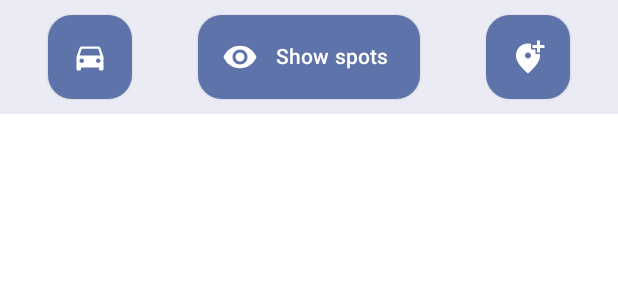
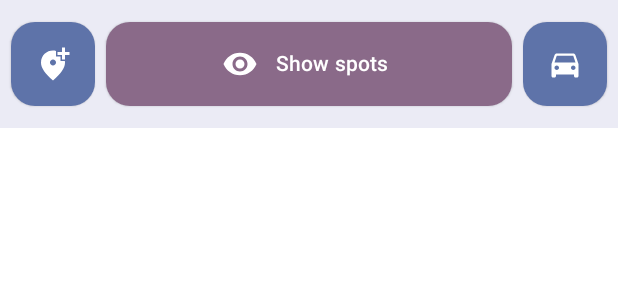
Before and after one commit to rndevelo/Ultimate, an Android app built with Jetpack Compose: the @Preview function BottomBarContentPreview, on a phone screen of 412 x 824 dp. Shown: the top 300 px of the screen. Run offline under Robolectric (Android 15) with nearby library versions, the phone set to English and light mode, and no system bars.

Commit message:
Fix BottomBarContent.kt

```diff
--- a/app/src/main/java/com/rndeveloper/ultimate/ui/screens/home/HomeViewModel.kt
+++ b/app/src/main/java/com/rndeveloper/ultimate/ui/screens/home/HomeViewModel.kt
@@ -170,16 +170,16 @@ class HomeViewModel @Inject constructor(
 
 
     //    GET SPOTS
-    fun onGetSpots(
+    private fun onGetSpots(
         position: Position,
         directions: Directions = _directionsState.value.directions
     ) = viewModelScope.launch {
 
-        _locationState.value.let { locPosition ->
+        _locationState.value.location?.let { locPosition ->
             spotsUseCases.getSpotsUseCase(
                 Triple(
                     position,
-                    locPosition.location!!,
+                    locPosition,
                     directions
                 )
             ).collectLatest { newSpotsUiState ->
--- a/app/src/main/java/com/rndeveloper/ultimate/ui/screens/home/components/BottomBarContent.kt
+++ b/app/src/main/java/com/rndeveloper/ultimate/ui/screens/home/components/BottomBarContent.kt
@@ -12,13 +12,16 @@ import androidx.compose.material3.ExperimentalMaterial3Api
 import androidx.compose.material3.ExtendedFloatingActionButton
 import androidx.compose.material3.FloatingActionButtonDefaults
 import androidx.compose.material3.Icon
+import androidx.compose.material3.MaterialTheme
 import androidx.compose.material3.Surface
 import androidx.compose.material3.Text
 import androidx.compose.runtime.Composable
 import androidx.compose.ui.Alignment
 import androidx.compose.ui.Modifier
+import androidx.compose.ui.res.stringResource
 import androidx.compose.ui.tooling.preview.Preview
 import androidx.compose.ui.unit.dp
+import com.rndeveloper.ultimate.R
 import com.rndeveloper.ultimate.extensions.toTime
 import com.rndeveloper.ultimate.ui.screens.home.HomeUiContainerState
 import com.rndeveloper.ultimate.ui.screens.home.ScreenState
@@ -37,37 +40,43 @@ fun BottomBarContent(
 
     Surface(tonalElevation = 2.dp) {
         Row(
-            modifier = modifier.fillMaxWidth().padding(10.dp),
-            horizontalArrangement = Arrangement.SpaceAround,
+            modifier = modifier
+                .fillMaxWidth()
+                .padding(7.dp),
+            horizontalArrangement = Arrangement.SpaceBetween,
             verticalAlignment = Alignment.CenterVertically
         ) {
             ExtendedFloatingActionButton(
-                text = { Text(text = "Park your car") },
+                text = { Text(text = stringResource(R.string.home_text_add_spot)) },
                 icon = {
                     Icon(
-                        imageVector = Icons.Default.DirectionsCar,
-                        contentDescription = Icons.Default.DirectionsCar.toString(),
+                        imageVector = Icons.Default.AddLocationAlt,
+                        contentDescription = Icons.Default.AddLocationAlt.toString(),
                     )
                 },
                 onClick = {
                     when (rememberHomeUiContainerState.screenState) {
-                        ScreenState.PARKMYCAR -> {
+                        ScreenState.ADDSPOT -> {
                             onSet()
                             rememberHomeUiContainerState.onScreenState(ScreenState.MAIN)
                         }
 
                         else -> {
-                            rememberHomeUiContainerState.onScreenState(ScreenState.PARKMYCAR)
+                            rememberHomeUiContainerState.onScreenState(ScreenState.ADDSPOT)
                         }
                     }
                 },
-                expanded = rememberHomeUiContainerState.screenState == ScreenState.PARKMYCAR,
+                modifier = if (rememberHomeUiContainerState.screenState == ScreenState.ADDSPOT) modifier.weight(1f) else modifier,
+                expanded = rememberHomeUiContainerState.screenState == ScreenState.ADDSPOT,
+                containerColor = when (rememberHomeUiContainerState.screenState) {
+                    ScreenState.ADDSPOT -> MaterialTheme.colorScheme.tertiaryContainer
+                    else -> MaterialTheme.colorScheme.primaryContainer
+                },
                 elevation = FloatingActionButtonDefaults.elevation(1.dp)
             )
 
-
             ExtendedFloatingActionButton(
-                text = { Text(text = "Show spots") },
+                text = { Text(text = stringResource(R.string.home_text_show_spots)) },
                 icon = {
                     if (uiElapsedTimeState <= Constants.DEFAULT_ELAPSED_TIME) {
                         Icon(
@@ -89,33 +98,46 @@ fun BottomBarContent(
                         }
                     }
                 },
+                modifier = if (rememberHomeUiContainerState.screenState == ScreenState.MAIN && Constants.DEFAULT_ELAPSED_TIME <= uiElapsedTimeState) modifier
+                    .padding(7.dp)
+                    .weight(1f) else modifier.padding(7.dp),
                 expanded = rememberHomeUiContainerState.screenState == ScreenState.MAIN && uiElapsedTimeState <= Constants.DEFAULT_ELAPSED_TIME,
+                containerColor = when (rememberHomeUiContainerState.screenState) {
+                    ScreenState.MAIN -> MaterialTheme.colorScheme.tertiaryContainer
+                    else -> MaterialTheme.colorScheme.primaryContainer
+                },
                 elevation = FloatingActionButtonDefaults.elevation(1.dp)
             )
 
             ExtendedFloatingActionButton(
-                text = { Text(text = "Add spot") },
+                text = { Text(text = stringResource(R.string.home_text_park_your_car)) },
                 icon = {
                     Icon(
-                        imageVector = Icons.Default.AddLocationAlt,
-                        contentDescription = Icons.Default.AddLocationAlt.toString(),
+                        imageVector = Icons.Default.DirectionsCar,
+                        contentDescription = Icons.Default.DirectionsCar.toString(),
                     )
                 },
                 onClick = {
                     when (rememberHomeUiContainerState.screenState) {
-                        ScreenState.ADDSPOT -> {
+                        ScreenState.PARKMYCAR -> {
                             onSet()
                             rememberHomeUiContainerState.onScreenState(ScreenState.MAIN)
                         }
 
                         else -> {
-                            rememberHomeUiContainerState.onScreenState(ScreenState.ADDSPOT)
+                            rememberHomeUiContainerState.onScreenState(ScreenState.PARKMYCAR)
                         }
                     }
                 },
-                expanded = rememberHomeUiContainerState.screenState == ScreenState.ADDSPOT,
+                modifier = if (rememberHomeUiContainerState.screenState == ScreenState.PARKMYCAR) modifier.weight(1f) else modifier,
+                expanded = rememberHomeUiContainerState.screenState == ScreenState.PARKMYCAR,
+                containerColor = when (rememberHomeUiContainerState.screenState) {
+                    ScreenState.PARKMYCAR -> MaterialTheme.colorScheme.tertiaryContainer
+                    else -> MaterialTheme.colorScheme.primaryContainer
+                },
                 elevation = FloatingActionButtonDefaults.elevation(1.dp)
             )
+
         }
     }
 }
--- a/app/src/main/res/values/strings.xml
+++ b/app/src/main/res/values/strings.xml
@@ -25,6 +25,9 @@
     <string name="home_text_unknow_location">Ubicación desconocida</string>
     <string name="home_text_your_parked_car">Your parked car</string>
     <string name="home_text_not_park_car">Not park car</string>
+    <string name="home_text_add_spot">Add spot</string>
+    <string name="home_text_show_spots">Show spots</string>
+    <string name="home_text_park_your_car">Park your car</string>
 
 
 </resources>
```
Also changed, not shown: app/src/main/java/com/rndeveloper/ultimate/ui/screens/home/HomeScreen.kt (+2 -6 lines), app/src/main/java/com/rndeveloper/ultimate/ui/screens/home/components/SheetContent.kt (+0 -7 lines), app/src/main/java/com/rndeveloper/ultimate/ui/screens/home/components/subcomponents/CountContent.kt (+18 -13 lines).
